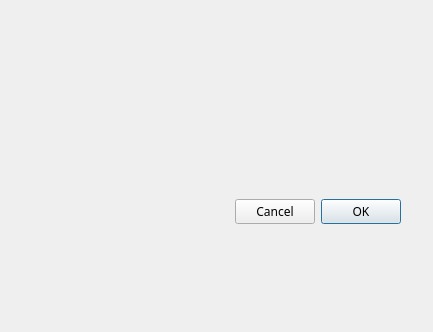
This is DTFrame/Ui_DTDialog.ui in Holence/DTPySide as Qt 5 draws it before an edit. The edited form follows.
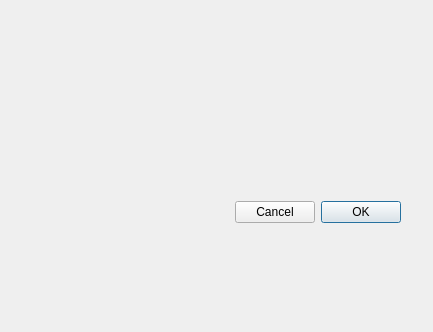
This is the edited form. Custom widgets are drawn as their Qt base class.

Patch:
```diff
--- a/DTFrame/Ui_DTDialog.ui
+++ b/DTFrame/Ui_DTDialog.ui
@@ -96,12 +96,6 @@
          <verstretch>0</verstretch>
         </sizepolicy>
        </property>
-       <property name="font">
-        <font>
-         <family>Hack</family>
-         <pointsize>9</pointsize>
-        </font>
-       </property>
        <property name="layoutDirection">
         <enum>Qt::RightToLeft</enum>
        </property>
```
